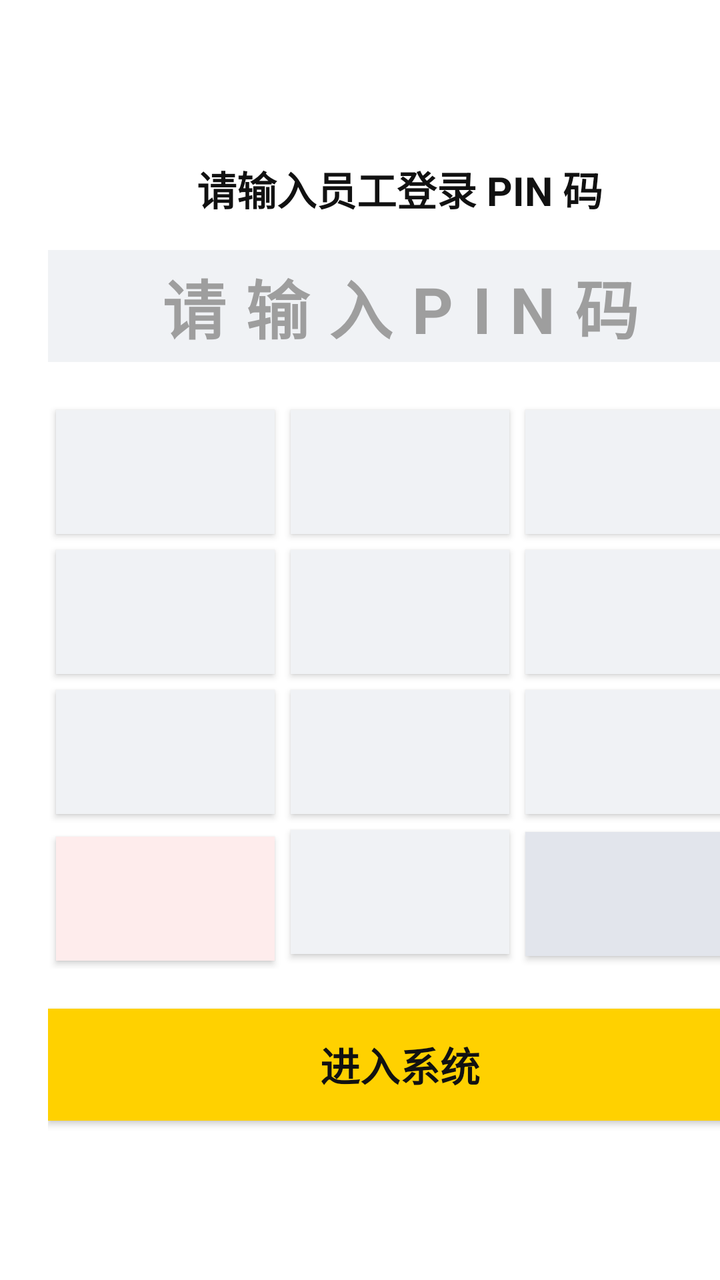
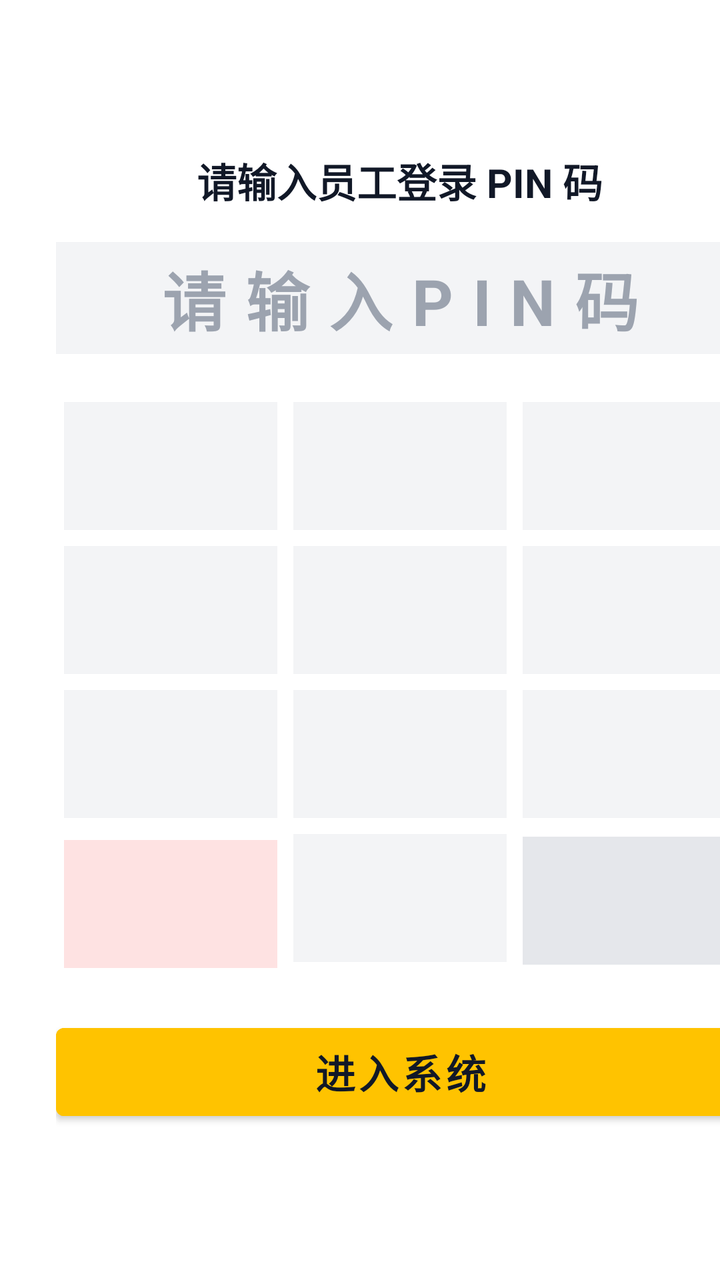

Two renders of the same Android screen: before a commit and after it. Below are the layout's source before the change and the commit's diff.
<!-- AndroidManifest.xml: application theme Theme.MeituanPosLite -->
<!-- res/layout/activity_login.xml -->
<?xml version="1.0" encoding="utf-8"?>
<LinearLayout xmlns:android="http://schemas.android.com/apk/res/android"
    android:layout_width="match_parent"
    android:layout_height="match_parent"
    android:orientation="horizontal"
    android:background="#1B202E">

    
    <LinearLayout
        android:layout_width="0dp"
        android:layout_height="match_parent"
        android:layout_weight="1"
        android:gravity="center"
        android:orientation="vertical"
        android:padding="32dp">

        <TextView
            android:layout_width="wrap_content"
            android:layout_height="wrap_content"
            android:text="美团收银 (青春版)"
            android:textColor="#FFD100"
            android:textSize="36sp"
            android:textStyle="bold" />

        <TextView
            android:layout_width="wrap_content"
            android:layout_height="wrap_content"
            android:layout_marginTop="16dp"
            android:text="纯本地单机版 | 堂食桌台与快餐系统"
            android:textColor="#A0A5BA"
            android:textSize="18sp" />

        <TextView
            android:layout_width="wrap_content"
            android:layout_height="wrap_content"
            android:layout_marginTop="28dp"
            android:text="初始账号密码：\n店长 PIN: 888888\n收银员 PIN: 1234\n(支持触摸点击或电脑键盘直接输入)"
            android:textColor="#7A819B"
            android:textSize="15sp"
            android:gravity="center"
            android:lineSpacingExtra="6dp"/>
    </LinearLayout>

    
    <LinearLayout
        android:layout_width="400dp"
        android:layout_height="match_parent"
        android:gravity="center"
        android:orientation="vertical"
        android:background="#FFFFFF"
        android:padding="24dp">

        <TextView
            android:layout_width="wrap_content"
            android:layout_height="wrap_content"
            android:text="请输入员工登录 PIN 码"
            android:textColor="#111111"
            android:textSize="20sp"
            android:textStyle="bold" />

        <TextView
            android:id="@+id/tvPinDisplay"
            android:layout_width="match_parent"
            android:layout_height="56dp"
            android:layout_marginTop="16dp"
            android:background="#F0F2F5"
            android:gravity="center"
            android:hint="请输入PIN码"
            android:textColorHint="#9E9E9E"
            android:textColor="#000000"
            android:textSize="32sp"
            android:textStyle="bold"
            android:letterSpacing="0.3" />

        
        <GridLayout
            android:layout_width="match_parent"
            android:layout_height="wrap_content"
            android:layout_marginTop="20dp"
            android:columnCount="3">

            <androidx.appcompat.widget.AppCompatButton android:id="@+id/btn1" text="1" android:layout_width="0dp" android:layout_columnWeight="1" android:layout_height="62dp" android:layout_margin="4dp" android:textSize="28sp" android:textStyle="bold" android:textColor="#000000" android:background="#F0F2F5"/>
            <androidx.appcompat.widget.AppCompatButton android:id="@+id/btn2" text="2" android:layout_width="0dp" android:layout_columnWeight="1" android:layout_height="62dp" android:layout_margin="4dp" android:textSize="28sp" android:textStyle="bold" android:textColor="#000000" android:background="#F0F2F5"/>
            <androidx.appcompat.widget.AppCompatButton android:id="@+id/btn3" text="3" android:layout_width="0dp" android:layout_columnWeight="1" android:layout_height="62dp" android:layout_margin="4dp" android:textSize="28sp" android:textStyle="bold" android:textColor="#000000" android:background="#F0F2F5"/>

            <androidx.appcompat.widget.AppCompatButton android:id="@+id/btn4" text="4" android:layout_width="0dp" android:layout_columnWeight="1" android:layout_height="62dp" android:layout_margin="4dp" android:textSize="28sp" android:textStyle="bold" android:textColor="#000000" android:background="#F0F2F5"/>
            <androidx.appcompat.widget.AppCompatButton android:id="@+id/btn5" text="5" android:layout_width="0dp" android:layout_columnWeight="1" android:layout_height="62dp" android:layout_margin="4dp" android:textSize="28sp" android:textStyle="bold" android:textColor="#000000" android:background="#F0F2F5"/>
            <androidx.appcompat.widget.AppCompatButton android:id="@+id/btn6" text="6" android:layout_width="0dp" android:layout_columnWeight="1" android:layout_height="62dp" android:layout_margin="4dp" android:textSize="28sp" android:textStyle="bold" android:textColor="#000000" android:background="#F0F2F5"/>

            <androidx.appcompat.widget.AppCompatButton android:id="@+id/btn7" text="7" android:layout_width="0dp" android:layout_columnWeight="1" android:layout_height="62dp" android:layout_margin="4dp" android:textSize="28sp" android:textStyle="bold" android:textColor="#000000" android:background="#F0F2F5"/>
            <androidx.appcompat.widget.AppCompatButton android:id="@+id/btn8" text="8" android:layout_width="0dp" android:layout_columnWeight="1" android:layout_height="62dp" android:layout_margin="4dp" android:textSize="28sp" android:textStyle="bold" android:textColor="#000000" android:background="#F0F2F5"/>
            <androidx.appcompat.widget.AppCompatButton android:id="@+id/btn9" text="9" android:layout_width="0dp" android:layout_columnWeight="1" android:layout_height="62dp" android:layout_margin="4dp" android:textSize="28sp" android:textStyle="bold" android:textColor="#000000" android:background="#F0F2F5"/>

            <androidx.appcompat.widget.AppCompatButton android:id="@+id/btnClear" text="清空" android:layout_width="0dp" android:layout_columnWeight="1" android:layout_height="62dp" android:layout_margin="4dp" android:textSize="20sp" android:textStyle="bold" android:textColor="#FF3B30" android:background="#FEECEC"/>
            <androidx.appcompat.widget.AppCompatButton android:id="@+id/btn0" text="0" android:layout_width="0dp" android:layout_columnWeight="1" android:layout_height="62dp" android:layout_margin="4dp" android:textSize="28sp" android:textStyle="bold" android:textColor="#000000" android:background="#F0F2F5"/>
            <androidx.appcompat.widget.AppCompatButton android:id="@+id/btnDelete" text="←" android:layout_width="0dp" android:layout_columnWeight="1" android:layout_height="62dp" android:layout_margin="4dp" android:textSize="26sp" android:textStyle="bold" android:textColor="#000000" android:background="#E2E5EC"/>
        </GridLayout>

        <androidx.appcompat.widget.AppCompatButton
            android:id="@+id/btnLogin"
            android:layout_width="match_parent"
            android:layout_height="56dp"
            android:layout_marginTop="20dp"
            android:text="进入系统"
            android:textStyle="bold"
            android:textSize="20sp"
            android:background="#FFD100"
            android:textColor="#111111"/>
    </LinearLayout>
</LinearLayout>
<!-- resources referenced by this layout -->
<resources>
  <style name="Theme.MeituanPosLite" parent="Theme.MaterialComponents.Light.NoActionBar">
          <item name="colorPrimary">@color/meituan_yellow</item>
          <item name="colorSecondary">#333333</item>
          <item name="android:statusBarColor">#FFD100</item>
      </style>
  <color name="meituan_yellow">#FFC300</color>
</resources>

<!-- the commit's change to res/layout/activity_login.xml (unified diff, before → after) -->
@@ -3,7 +3,7 @@
     android:layout_width="match_parent"
     android:layout_height="match_parent"
     android:orientation="horizontal"
-    android:background="#1B202E">
+    android:background="#1E2433">
 
     
     <LinearLayout
@@ -18,7 +18,7 @@
             android:layout_width="wrap_content"
             android:layout_height="wrap_content"
             android:text="美团收银 (青春版)"
-            android:textColor="#FFD100"
+            android:textColor="#FFC300"
             android:textSize="36sp"
             android:textStyle="bold" />
 
@@ -26,16 +26,16 @@
             android:layout_width="wrap_content"
             android:layout_height="wrap_content"
             android:layout_marginTop="16dp"
-            android:text="纯本地单机版 | 堂食桌台与快餐系统"
-            android:textColor="#A0A5BA"
+            android:text="纯本地单机版 | 堂食桌台与快餐管理"
+            android:textColor="#9CA3AF"
             android:textSize="18sp" />
 
         <TextView
             android:layout_width="wrap_content"
             android:layout_height="wrap_content"
             android:layout_marginTop="28dp"
-            android:text="初始账号密码：\n店长 PIN: 888888\n收银员 PIN: 1234\n(支持触摸点击或电脑键盘直接输入)"
-            android:textColor="#7A819B"
+            android:text="初始账号密码：\n店长 PIN: 888888\n收银员 PIN: 1234\n(支持屏幕触控与物理键盘输入)"
+            android:textColor="#6B7280"
             android:textSize="15sp"
             android:gravity="center"
             android:lineSpacingExtra="6dp"/>
@@ -48,13 +48,13 @@
         android:gravity="center"
         android:orientation="vertical"
         android:background="#FFFFFF"
-        android:padding="24dp">
+        android:padding="28dp">
 
         <TextView
             android:layout_width="wrap_content"
             android:layout_height="wrap_content"
             android:text="请输入员工登录 PIN 码"
-            android:textColor="#111111"
+            android:textColor="#111827"
             android:textSize="20sp"
             android:textStyle="bold" />
 
@@ -63,11 +63,11 @@
             android:layout_width="match_parent"
             android:layout_height="56dp"
             android:layout_marginTop="16dp"
-            android:background="#F0F2F5"
+            android:background="#F3F4F6"
             android:gravity="center"
             android:hint="请输入PIN码"
-            android:textColorHint="#9E9E9E"
-            android:textColor="#000000"
+            android:textColorHint="#9CA3AF"
+            android:textColor="#111827"
             android:textSize="32sp"
             android:textStyle="bold"
             android:letterSpacing="0.3" />
@@ -79,24 +79,24 @@
             android:layout_marginTop="20dp"
             android:columnCount="3">
 
-            <androidx.appcompat.widget.AppCompatButton android:id="@+id/btn1" text="1" android:layout_width="0dp" android:layout_columnWeight="1" android:layout_height="62dp" android:layout_margin="4dp" android:textSize="28sp" android:textStyle="bold" android:textColor="#000000" android:background="#F0F2F5"/>
-            <androidx.appcompat.widget.AppCompatButton android:id="@+id/btn2" text="2" android:layout_width="0dp" android:layout_columnWeight="1" android:layout_height="62dp" android:layout_margin="4dp" android:textSize="28sp" android:textStyle="bold" android:textColor="#000000" android:background="#F0F2F5"/>
-            <androidx.appcompat.widget.AppCompatButton android:id="@+id/btn3" text="3" android:layout_width="0dp" android:layout_columnWeight="1" android:layout_height="62dp" android:layout_margin="4dp" android:textSize="28sp" android:textStyle="bold" android:textColor="#000000" android:background="#F0F2F5"/>
+            <TextView android:id="@+id/btn1" android:layout_width="0dp" android:layout_columnWeight="1" android:layout_height="64dp" android:layout_margin="4dp" android:gravity="center" android:textSize="26sp" android:textStyle="bold" android:background="#F3F4F6" android:clickable="true" android:focusable="true"/>
+            <TextView android:id="@+id/btn2" android:layout_width="0dp" android:layout_columnWeight="1" android:layout_height="64dp" android:layout_margin="4dp" android:gravity="center" android:textSize="26sp" android:textStyle="bold" android:background="#F3F4F6" android:clickable="true" android:focusable="true"/>
+            <TextView android:id="@+id/btn3" android:layout_width="0dp" android:layout_columnWeight="1" android:layout_height="64dp" android:layout_margin="4dp" android:gravity="center" android:textSize="26sp" android:textStyle="bold" android:background="#F3F4F6" android:clickable="true" android:focusable="true"/>
 
-            <androidx.appcompat.widget.AppCompatButton android:id="@+id/btn4" text="4" android:layout_width="0dp" android:layout_columnWeight="1" android:layout_height="62dp" android:layout_margin="4dp" android:textSize="28sp" android:textStyle="bold" android:textColor="#000000" android:background="#F0F2F5"/>
-            <androidx.appcompat.widget.AppCompatButton android:id="@+id/btn5" text="5" android:layout_width="0dp" android:layout_columnWeight="1" android:layout_height="62dp" android:layout_margin="4dp" android:textSize="28sp" android:textStyle="bold" android:textColor="#000000" android:background="#F0F2F5"/>
-            <androidx.appcompat.widget.AppCompatButton android:id="@+id/btn6" text="6" android:layout_width="0dp" android:layout_columnWeight="1" android:layout_height="62dp" android:layout_margin="4dp" android:textSize="28sp" android:textStyle="bold" android:textColor="#000000" android:background="#F0F2F5"/>
+            <TextView android:id="@+id/btn4" android:layout_width="0dp" android:layout_columnWeight="1" android:layout_height="64dp" android:layout_margin="4dp" android:gravity="center" android:textSize="26sp" android:textStyle="bold" android:background="#F3F4F6" android:clickable="true" android:focusable="true"/>
+            <TextView android:id="@+id/btn5" android:layout_width="0dp" android:layout_columnWeight="1" android:layout_height="64dp" android:layout_margin="4dp" android:gravity="center" android:textSize="26sp" android:textStyle="bold" android:background="#F3F4F6" android:clickable="true" android:focusable="true"/>
+            <TextView android:id="@+id/btn6" android:layout_width="0dp" android:layout_columnWeight="1" android:layout_height="64dp" android:layout_margin="4dp" android:gravity="center" android:textSize="26sp" android:textStyle="bold" android:background="#F3F4F6" android:clickable="true" android:focusable="true"/>
 
-            <androidx.appcompat.widget.AppCompatButton android:id="@+id/btn7" text="7" android:layout_width="0dp" android:layout_columnWeight="1" android:layout_height="62dp" android:layout_margin="4dp" android:textSize="28sp" android:textStyle="bold" android:textColor="#000000" android:background="#F0F2F5"/>
-            <androidx.appcompat.widget.AppCompatButton android:id="@+id/btn8" text="8" android:layout_width="0dp" android:layout_columnWeight="1" android:layout_height="62dp" android:layout_margin="4dp" android:textSize="28sp" android:textStyle="bold" android:textColor="#000000" android:background="#F0F2F5"/>
-            <androidx.appcompat.widget.AppCompatButton android:id="@+id/btn9" text="9" android:layout_width="0dp" android:layout_columnWeight="1" android:layout_height="62dp" android:layout_margin="4dp" android:textSize="28sp" android:textStyle="bold" android:textColor="#000000" android:background="#F0F2F5"/>
+            <TextView android:id="@+id/btn7" android:layout_width="0dp" android:layout_columnWeight="1" android:layout_height="64dp" android:layout_margin="4dp" android:gravity="center" android:textSize="26sp" android:textStyle="bold" android:background="#F3F4F6" android:clickable="true" android:focusable="true"/>
+            <TextView android:id="@+id/btn8" android:layout_width="0dp" android:layout_columnWeight="1" android:layout_height="64dp" android:layout_margin="4dp" android:gravity="center" android:textSize="26sp" android:textStyle="bold" android:background="#F3F4F6" android:clickable="true" android:focusable="true"/>
+            <TextView android:id="@+id/btn9" android:layout_width="0dp" android:layout_columnWeight="1" android:layout_height="64dp" android:layout_margin="4dp" android:gravity="center" android:textSize="26sp" android:textStyle="bold" android:background="#F3F4F6" android:clickable="true" android:focusable="true"/>
 
-            <androidx.appcompat.widget.AppCompatButton android:id="@+id/btnClear" text="清空" android:layout_width="0dp" android:layout_columnWeight="1" android:layout_height="62dp" android:layout_margin="4dp" android:textSize="20sp" android:textStyle="bold" android:textColor="#FF3B30" android:background="#FEECEC"/>
-            <androidx.appcompat.widget.AppCompatButton android:id="@+id/btn0" text="0" android:layout_width="0dp" android:layout_columnWeight="1" android:layout_height="62dp" android:layout_margin="4dp" android:textSize="28sp" android:textStyle="bold" android:textColor="#000000" android:background="#F0F2F5"/>
-            <androidx.appcompat.widget.AppCompatButton android:id="@+id/btnDelete" text="←" android:layout_width="0dp" android:layout_columnWeight="1" android:layout_height="62dp" android:layout_margin="4dp" android:textSize="26sp" android:textStyle="bold" android:textColor="#000000" android:background="#E2E5EC"/>
+            <TextView android:id="@+id/btnClear" android:layout_width="0dp" android:layout_columnWeight="1" android:layout_height="64dp" android:layout_margin="4dp" android:gravity="center" android:textSize="18sp" android:textStyle="bold" android:background="#FEE2E2" android:clickable="true" android:focusable="true"/>
+            <TextView android:id="@+id/btn0" android:layout_width="0dp" android:layout_columnWeight="1" android:layout_height="64dp" android:layout_margin="4dp" android:gravity="center" android:textSize="26sp" android:textStyle="bold" android:background="#F3F4F6" android:clickable="true" android:focusable="true"/>
+            <TextView android:id="@+id/btnDelete" android:layout_width="0dp" android:layout_columnWeight="1" android:layout_height="64dp" android:layout_margin="4dp" android:gravity="center" android:textSize="22sp" android:textStyle="bold" android:background="#E5E7EB" android:clickable="true" android:focusable="true"/>
         </GridLayout>
 
-        <androidx.appcompat.widget.AppCompatButton
+        <Button
             android:id="@+id/btnLogin"
             android:layout_width="match_parent"
             android:layout_height="56dp"
@@ -104,7 +104,7 @@
             android:text="进入系统"
             android:textStyle="bold"
             android:textSize="20sp"
-            android:background="#FFD100"
-            android:textColor="#111111"/>
+            android:backgroundTint="#FFC300"
+            android:textColor="#111827"/>
     </LinearLayout>
 </LinearLayout>
